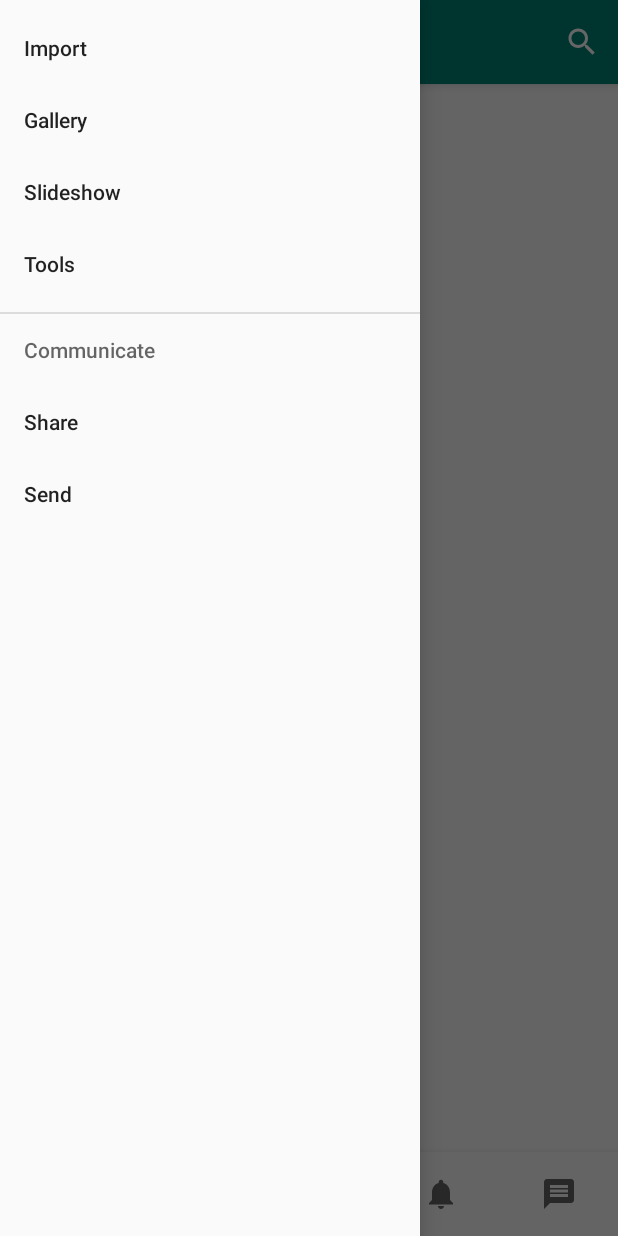
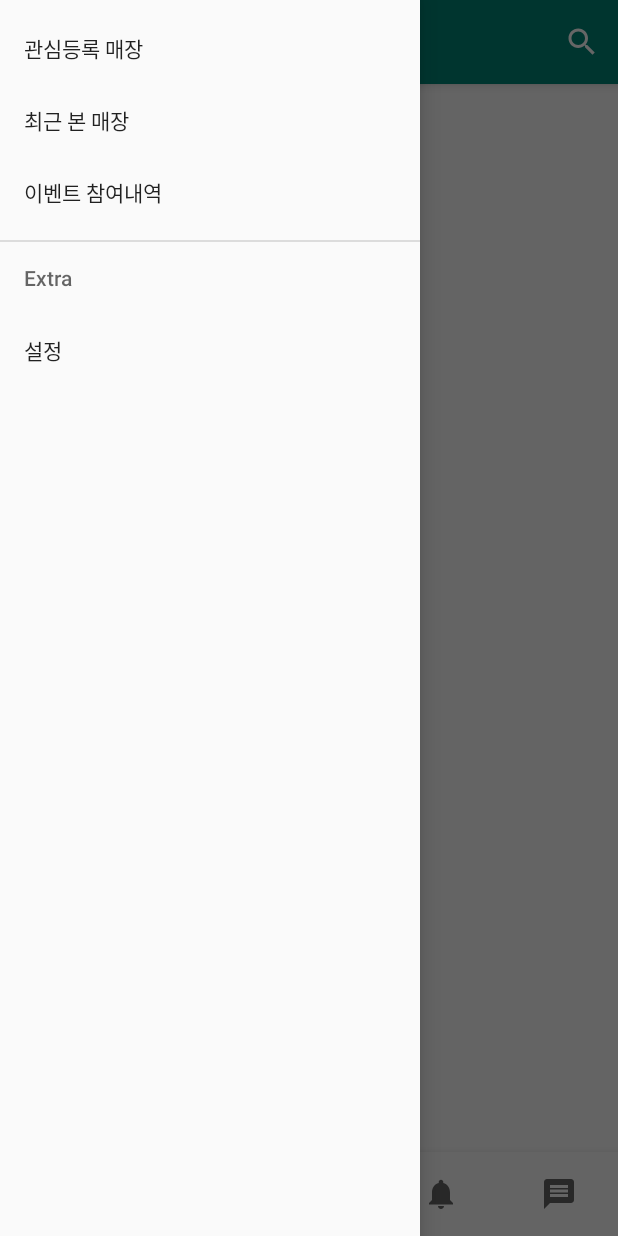
Before and after one commit to CLUG-kr/shop-ads-application, an Android app: the screen it shows after launch (HomeActivity), with the side drawer open, on a phone screen of 412 x 824 dp. Run offline under Robolectric (Android 15) with nearby library versions, the phone set to English and light mode, and no system bars.

Commit message:
edit sidebar menu

```diff
--- a/pyeonhalin/app/src/main/res/menu/activity_main_drawer.xml
+++ b/pyeonhalin/app/src/main/res/menu/activity_main_drawer.xml
@@ -5,30 +5,22 @@
 
     <group android:checkableBehavior="single">
         <item
-            android:id="@+id/nav_camera"
+            android:id="@+id/like_market"
+            android:title="관심등록 매장" />
+        <item
+            android:id="@+id/recent_market"
+            android:title="최근 본 매장" />
+        <item
+            android:id="@+id/part_event"
+            android:title="이벤트 참여내역" />
 
-            android:title="Import" />
-        <item
-            android:id="@+id/nav_gallery"
-
-            android:title="Gallery" />
-        <item
-            android:id="@+id/nav_slideshow"
-
-            android:title="Slideshow" />
-        <item
-            android:id="@+id/nav_manage"
-            android:title="Tools" />
     </group>
 
-    <item android:title="Communicate">
+    <item android:title="Extra">
         <menu>
             <item
-                android:id="@+id/nav_share"
-                android:title="Share" />
-            <item
-                android:id="@+id/nav_send"
-                android:title="Send" />
+                android:id="@+id/setting"
+                android:title="설정" />
         </menu>
     </item>
 
```
